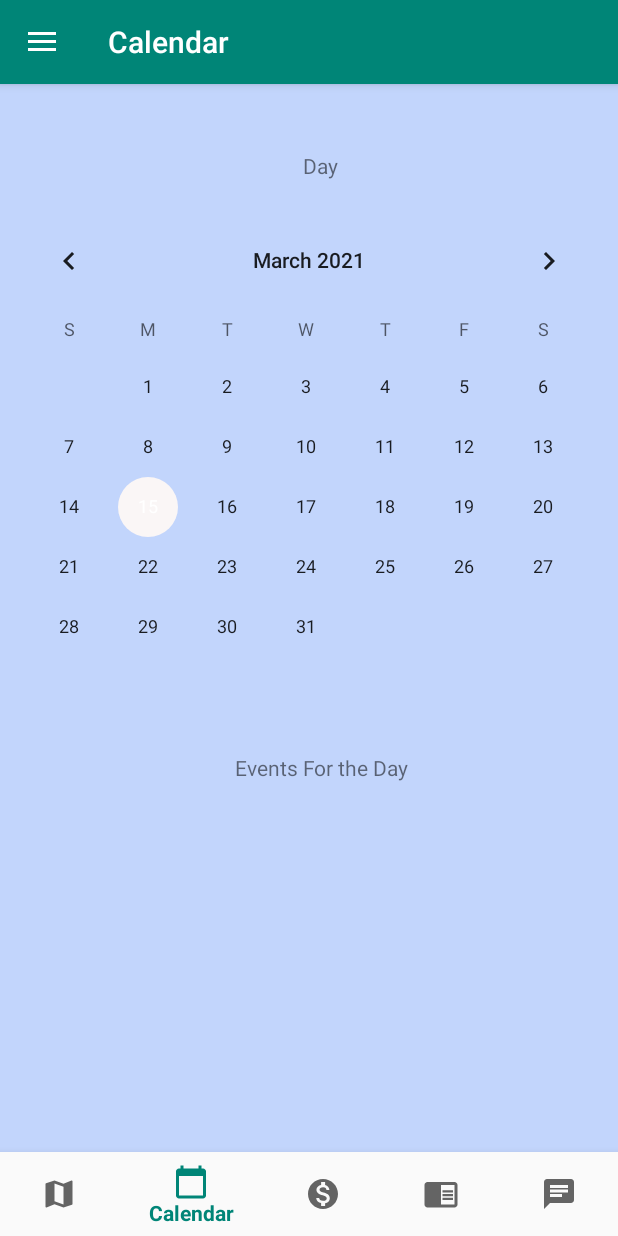
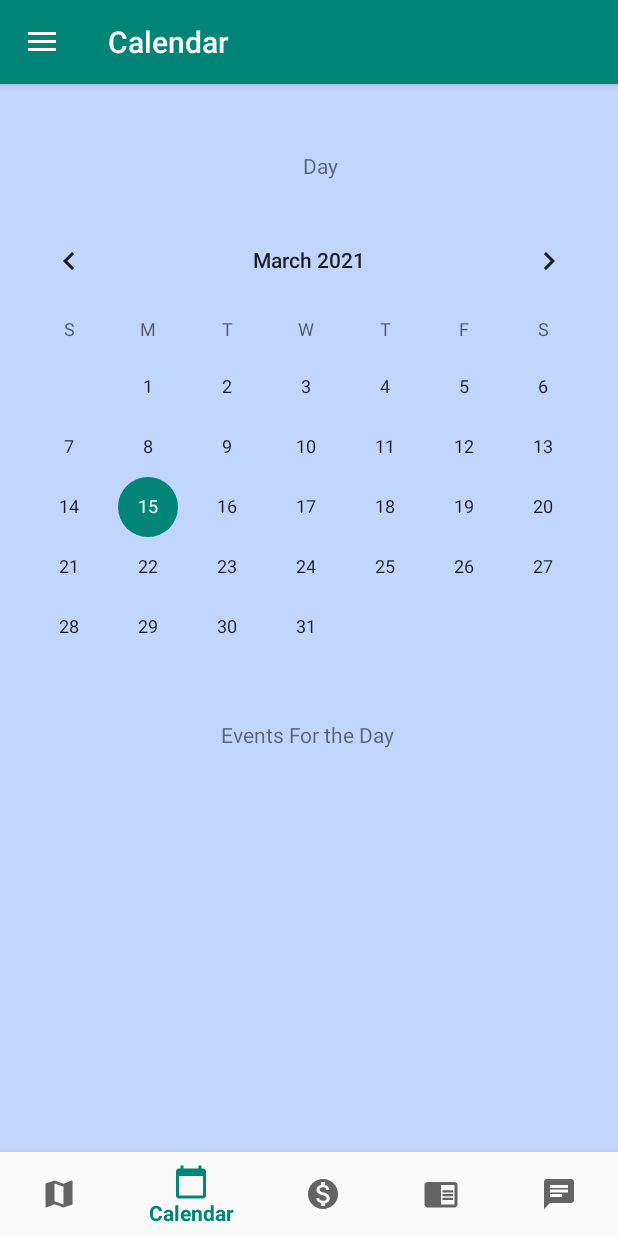
Before and after one commit to smenon1111/Equality-App-2021, an Android app: the screen it shows after launch (MainActivity), item 2 of the bottom bar chosen, on a phone screen of 412 x 824 dp. Run offline under Robolectric (Android 15) with nearby library versions, the phone set to English and light mode, and no system bars; our stand-ins replace navigation-ui.

Commit message:
Added theme in styles.xml Added colors in colors.xml Added Calendar string in strings.xml Changed Calendar.java code for strings Changed calendar.xml for colors

```diff
--- a/app/src/main/res/layout/calendar.xml
+++ b/app/src/main/res/layout/calendar.xml
@@ -5,12 +5,15 @@
     android:id="@+id/linearLayout"
     android:layout_width="match_parent"
     android:layout_height="match_parent"
+    android:theme="@style/CalendarTheme."
     android:background="#C2D5FC">
 
     <CalendarView
         android:id="@+id/calendarView"
         android:layout_width="0dp"
         android:layout_height="wrap_content"
+        android:unfocusedMonthDateColor="@style/CalendarTheme."
+        android:focusedMonthDateColor="@style/CalendarTheme."
         app:layout_constraintBottom_toBottomOf="parent"
         app:layout_constraintEnd_toEndOf="parent"
         app:layout_constraintHorizontal_bias="0.0"
@@ -25,10 +28,10 @@
         android:text="@string/EventsLabel"
         app:layout_constraintBottom_toBottomOf="parent"
         app:layout_constraintEnd_toEndOf="parent"
-        app:layout_constraintHorizontal_bias="0.529"
+        app:layout_constraintHorizontal_bias="0.498"
         app:layout_constraintStart_toStartOf="parent"
         app:layout_constraintTop_toTopOf="parent"
-        app:layout_constraintVertical_bias="0.596" />
+        app:layout_constraintVertical_bias="0.566" />
 
     <TextView
         android:id="@+id/date1"
--- a/app/src/main/res/layout/res_suicidecrisis.xml
+++ b/app/src/main/res/layout/res_suicidecrisis.xml
@@ -1,4 +1,3 @@
-<?xml version="1.0" encoding="utf-8"?>
 <?xml version="1.0" encoding="utf-8"?>
 <androidx.constraintlayout.widget.ConstraintLayout xmlns:android="http://schemas.android.com/apk/res/android"
     xmlns:app="http://schemas.android.com/apk/res-auto"
@@ -6,7 +5,7 @@
     android:id="@+id/linearLayout"
     android:layout_width="match_parent"
     android:layout_height="match_parent"
-    android:orientation="vertical" >
+    android:orientation="vertical">
 
     <TextView
         android:id="@+id/sctitle"
--- a/app/src/main/res/values/colors.xml
+++ b/app/src/main/res/values/colors.xml
@@ -3,4 +3,6 @@
     <color name="colorPrimary">#008577</color>
     <color name="colorPrimaryDark">#00574B</color>
     <color name="colorAccent">#FAF6F6</color>
+    <color name="darkblue">#5C65B6</color>
+    <color name="black">#000000</color>
 </resources>
--- a/app/src/main/res/values/strings.xml
+++ b/app/src/main/res/values/strings.xml
@@ -19,7 +19,7 @@
     <integer name="myScore">0</integer>
     <string name="buttonEarthquake">Earthquake</string>
     <string name="ReTakeQuiz">Retake Quiz</string>
-    <string name="Blank"></string>
+    <string name="Blank">Blank</string>
     <string name="articlesTitle">Informational Articles</string>
     <string name="article1">Harmful Psychological Effects of Racial Stereotyping</string>
     <string name="article2">LGBTQ Definitions Every Good Ally Should Know</string>
@@ -442,4 +442,40 @@ https://theconversation.com/profiles/simran-jeet-singh-486698#:~:text=Born%20and
     <string name="req_phone">Phone Number</string>
     <string name="req_address">Address</string>
     <string name="contenthint">I want to submit a piece about ... due to my expriences or research in...</string>
+
+    Calendar Strings
+    <string name="Month_1_2021">Zoom meeting for Fremont LGBTQ Alliance club (Link)</string>
+    <string name="Month_2_2021">Can Collection at Chase at 29010 Shoresbary Drive</string>
+    <string name="Month_3_2021">Clean Lake Elizabeth from 8 to 9 AM
+                                Farmer\'s market 9 to 10 AM at 299 Brown Avenue</string>
+    <string name="Month_4_2021">No events scheduled for today.</string>
+    <string name="Month_5_2021">Marie Ann Fundraiser 5 to 6 PM at Oasis Park</string>
+    <string name="Month_6_2021">Drive in Movie: Toy Story 4 to 8 PM at 2910 San Jose Park</string>
+    <string name="Month_7_2021">Meditate! by Meditation101 4 to 5 PM (link)</string>
+    <string name="Month_8_2021">Meeting at park. Blank meeting at the library</string>
+    <string name="Month_9_2021">Meeting for the Alameda Country Green Club at 392 Brown Avenue
+                                   Plant a tree at the park! Meeting at 9201 Park</string>
+    <string name="Month_10_2021">San Jose Music Collective Club Meeting 8 to 10 AM (Link)</string>
+    <string name="Month_11_2021">No events scheduled for today.</string>
+    <string name="Month_12_2021">Online Community by YogaGo 3 to 4 PM (Link)
+                                 Do you want to be Happy? Webinar by Torry Grey 8 to 10 PM (Link)</string>
+    <string name="Month_13_2021">Holiday Inclusion Celebration! by Fremont Events 4 to 5 PM (More information: link.com)</string>
+    <string name="Month_14_2021">Community Get-Together by Alameda Country Library (Zoom Link: link)</string>
+    <string name="Month_15_2021">Parenting in the New Age Seminar by Mommy and Me 7 to 8 AM (More information: link.com) </string>
+    <string name="Month_16_2021">Diversity Inclusion Panel @ UCBerekely 1 to 2 PM (Link)</string>
+    <string name="Month_17_2021">Senior Event @ Saratoga Senior Community Center 9 to 10 AM</string>
+    <string name="Month_18_2021">Multicultural Cooking Class 3 to 6 PM (Link)</string>
+    <string name="Month_19_2021">Diversity Awareness in the Workplace Seminar 2 to 3 PM (Link)</string>
+    <string name="Month_20_2021">Black Lives Matter Meeting 6 to 7 PM</string>
+    <string name="Month_21_2021">Learning How to be Disability Friendly 5 to 7 PM </string>
+    <string name="Month_22_2021">How To Create A Disability Friendly Event Space 2 to 3 PM</string>
+    <string name="Month_23_2021">Education Right Around the World Conference 1 to 7 PM</string>
+    <string name="Month_24_2021">Religious Rights in the Classroom Discussion 4 to 5 PM</string>
+    <string name="Month_25_2021">Famous Advocates Who Fought for Rights! 2 to 5 PM</string>
+    <string name="Month_26_2021">Why We Do What We Do by DREDF 10 to 11 AM</string>
+    <string name="Month_27_2021">Ways to Combat Your Internal Biases Webinar 8 to 11 AM</string>
+    <string name="Month_28_2021">Unpacking White Feminism Lecture by Rachel Cargle</string>
+    <string name="Month_29_2021">Forming Alliances in Your Community by Speaker 4 to 8 PM</string>
+    <string name="Month_30_2021">Creating a Healthy Environment for LGBTQ+ Students Lecture 6 to 7:30 PM</string>
+    <string name="Month_31_2021">Expressing Love For All Club 2 to 3 PM</string>
 </resources>
--- a/app/src/main/res/values/styles.xml
+++ b/app/src/main/res/values/styles.xml
@@ -7,14 +7,18 @@
         <item name="colorPrimaryDark">@color/colorPrimaryDark</item>
         <item name="colorAccent">@color/colorAccent</item>
     </style>
+    <style name="CalendarTheme." parent="Theme.AppCompat.Light.NoActionBar">
+        <!-- Customize your theme here. -->
+        <item name="colorPrimary">@color/darkblue</item>
+        <item name="android:unfocusedMonthDateColor">@color/black</item>
+        <item name="android:focusedMonthDateColor">@color/darkblue</item>
+    </style>
 
     <style name="AppTheme.NoActionBar">
         <item name="windowActionBar">false</item>
         <item name="windowNoTitle">true</item>
     </style>
-
     <style name="AppTheme.AppBarOverlay" parent="ThemeOverlay.AppCompat.Dark.ActionBar" />
-
     <style name="AppTheme.PopupOverlay" parent="ThemeOverlay.AppCompat.Light" />
 
 </resources>
```
Also changed, not shown: app/src/main/java/com/example/informationapp2021/Calendar.java (+89 -3 lines), app/src/main/java/com/example/informationapp2021/DialogFlow.java (+2 -5 lines).
